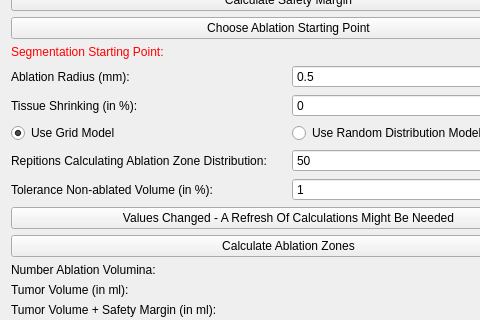
This is Plugins/org.mitk.gui.qt.ablationplanning/src/internal/QmitkAblationPlanningViewControls.ui in alaansheikhani/MITK as Qt 5 draws it before an edit; both pictures show x 0 to 480 and y 99 to 419 of the 577 by 877 pixel window. The edited form follows.
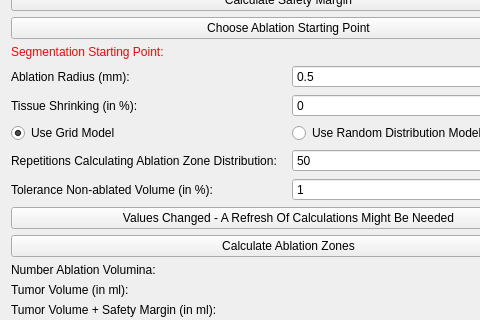
This is the edited form. Icons and pictures are not drawn. Custom widgets are drawn as their Qt base class.

Commit message: Behebung Bug Berechnung SafetyMargin + Korrektur Rechtschreibfehler GUI

```diff
--- a/Plugins/org.mitk.gui.qt.ablationplanning/src/internal/QmitkAblationPlanningViewControls.ui
+++ b/Plugins/org.mitk.gui.qt.ablationplanning/src/internal/QmitkAblationPlanningViewControls.ui
@@ -171,7 +171,7 @@
      <item>
       <widget class="QLabel" name="repitionsCalculatingAblationZonesLabel">
        <property name="text">
-        <string>Repitions Calculating Ablation Zone Distribution:</string>
+        <string>Repetitions Calculating Ablation Zone Distribution:</string>
        </property>
       </widget>
      </item>
```
The commit also changes 1 other file.
